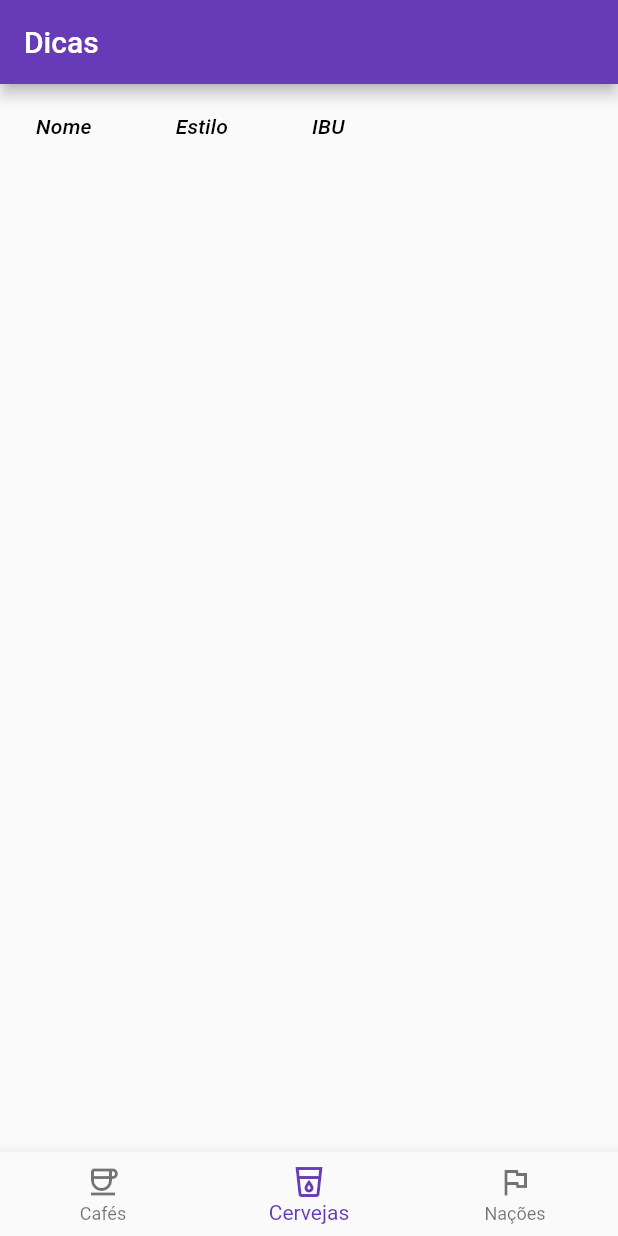
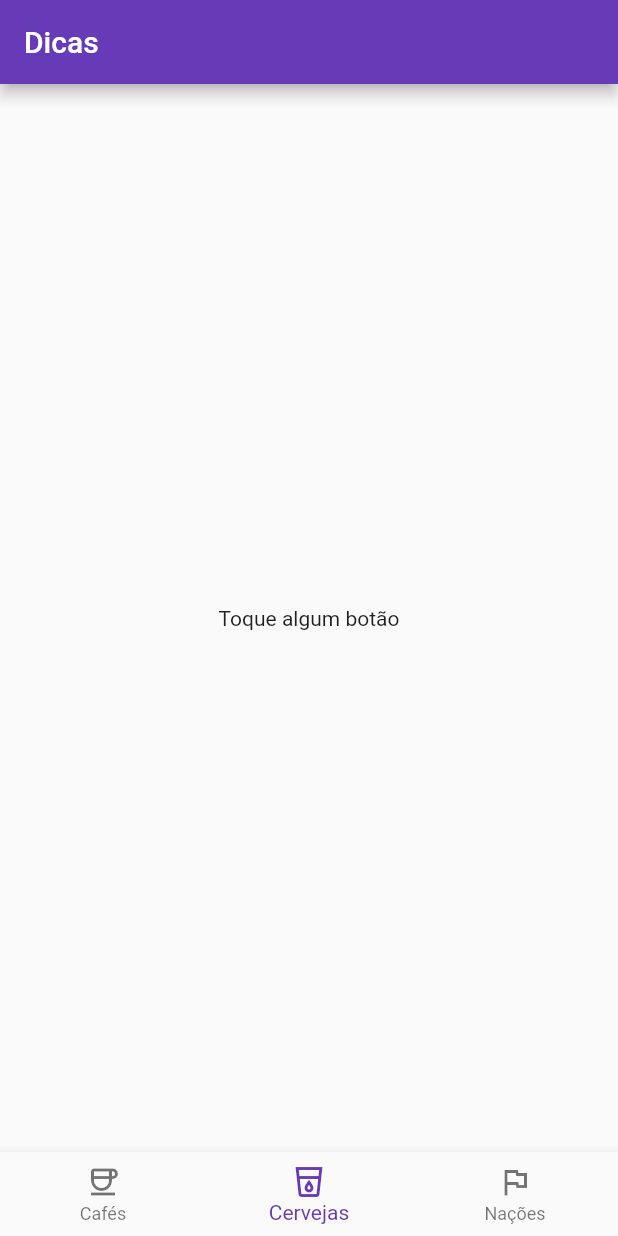
Before and after one commit to quirinof/oopFlutter, a Flutter app: the screen it shows after launch, on a phone screen of 412 x 824 dp. Run offline on Flutter 3.47's test engine with Material 2 defaults, Android fonts, the phone set to English and light mode, and no system bars; our stand-ins replace flutter_hooks; project files that could hold a hidden picture were left out.

Commit message:
updating recipe8

```diff
--- a/recipe8/lib/main.dart
+++ b/recipe8/lib/main.dart
@@ -1,13 +1,24 @@
+// ignore_for_file: prefer_const_constructors, prefer_const_literals_to_create_immutables
+
 import 'package:flutter/material.dart';
 import 'package:flutter_hooks/flutter_hooks.dart';
 import 'package:http/http.dart' as http;
 import 'dart:convert';
 
+enum TableStatus { idle, loading, ready, error }
+
 class DataService {
-  final ValueNotifier<List> tableStateNotifier = new ValueNotifier([]);
+  final ValueNotifier<Map<String, dynamic>> tableStateNotifier = ValueNotifier({
+    'status': TableStatus.idle,
+    'dataObjects': [],
+  });
 
   void carregar(index) {
     final funcoes = [carregarCafes, carregarCervejas, carregarNacoes];
+    tableStateNotifier.value = {
+      'status': TableStatus.loading,
+      'dataObjects': []
+    };
     funcoes[index]();
   }
 
@@ -19,17 +30,21 @@ class DataService {
     return;
   }
 
-  Future<void> carregarCervejas() async {
+  void carregarCervejas() {
     var beersUri = Uri(
         scheme: 'https',
         host: 'random-data-api.com',
         path: 'api/beer/random_beer',
-      queryParameters: {'size': '5'},
-    );
+        queryParameters: {'size': '5'});
 
-    var jsonString = await http.read(beersUri);
+    http.read(beersUri).then((jsonString) {
       var beersJson = jsonDecode(jsonString);
-    tableStateNotifier.value = beersJson;
+      tableStateNotifier.value = {
+        'status': TableStatus.ready,
+        'dataObjects': beersJson,
+        'propertyNames': ["name", "style", "ibu"]
+      };
+    });
   }
 }
 
@@ -53,11 +68,24 @@ class MyApp extends StatelessWidget {
         body: ValueListenableBuilder(
           valueListenable: dataService.tableStateNotifier,
           builder: (_, value, __) {
+            switch (value['status']) {
+              case TableStatus.idle:
+                return Center(child: Text("Toque algum botão"));
+
+              case TableStatus.loading:
+                return Center(child: CircularProgressIndicator());
+
+              case TableStatus.ready:
                 return DataTableWidget(
-              jsonObjects: value,
-              propertyNames: ["name", "style", "ibu"],
-              columnNames: ["Nome", "Estilo", "IBU"],
-            );
+                    jsonObjects: value['dataObjects'],
+                    propertyNames: value['propertyNames'],
+                    columnNames: ["Nome", "Estilo", "IBU"]);
+
+              case TableStatus.error:
+                return Text("Lascou");
+            }
+
+            return const Text("...");
           },
         ),
         bottomNavigationBar: NewNavBar(
@@ -128,6 +156,7 @@ class DataTableWidget extends StatelessWidget {
               cells: propertyNames
                   .map((propName) => DataCell(Text(obj[propName])))
                   .toList()))
-            .toList());
+          .toList(),
+    );
   }
 }
```
Lines whose indentation alone changed are shown as unchanged.
